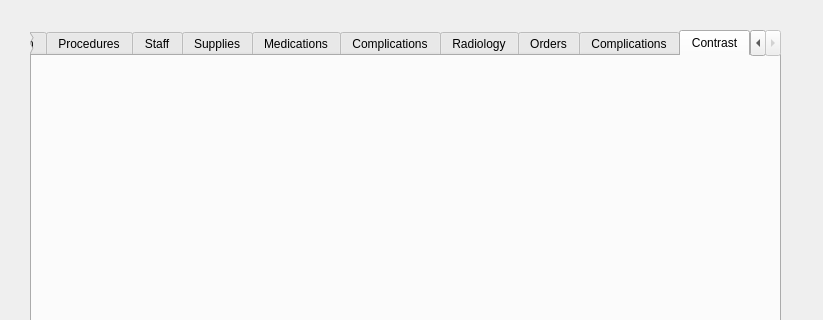
Before: the Qt Designer form src/libs/recorder/ui/studyinformationdialog.ui in mannd/epsimulator, drawn with Qt 5; both pictures show x 0 to 823 and y 0 to 320 of the 823 by 550 pixel window.
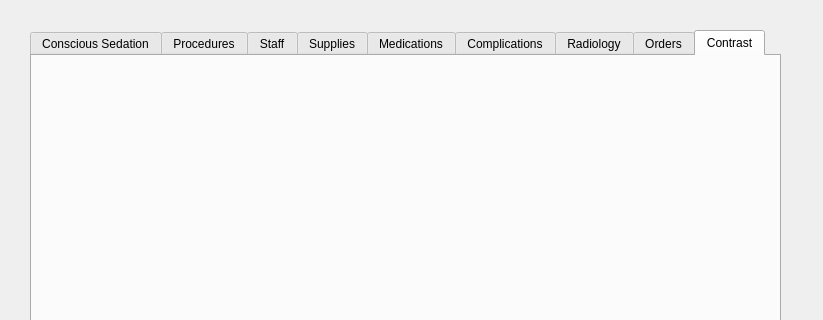
After: the same form once the commit is applied.

What changed in the file:
```diff
--- a/src/libs/recorder/ui/studyinformationdialog.ui
+++ b/src/libs/recorder/ui/studyinformationdialog.ui
@@ -81,11 +81,6 @@
      <string>Orders</string>
     </attribute>
    </widget>
-   <widget class="QWidget" name="complicationsTab">
-    <attribute name="title">
-     <string>Complications</string>
-    </attribute>
-   </widget>
    <widget class="QWidget" name="contrastTab">
     <attribute name="title">
      <string>Contrast</string>
```
Left out of the diff: 2 changed lines with no effect on the pictures.
